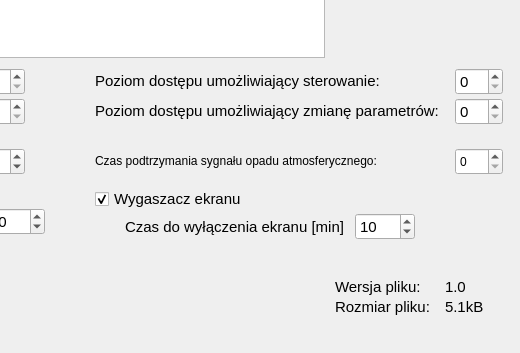
Qt form CfgForms/cgeneralcfgform.ui (kaczmar55/koneor_v2) before a commit; both pictures show x 315 to 835 and y 92 to 445 of the 835 by 445 pixel window.
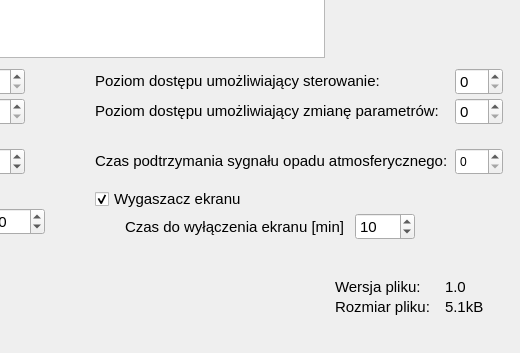
The same form after that commit.

Diff of the .ui file:
```diff
--- a/CfgForms/cgeneralcfgform.ui
+++ b/CfgForms/cgeneralcfgform.ui
@@ -599,6 +599,7 @@
    <property name="font">
     <font>
      <family>Arial</family>
+     <pointsize>11</pointsize>
     </font>
    </property>
    <property name="text">
```
Left out of the diff: 15 changed lines with no effect on the pictures.
